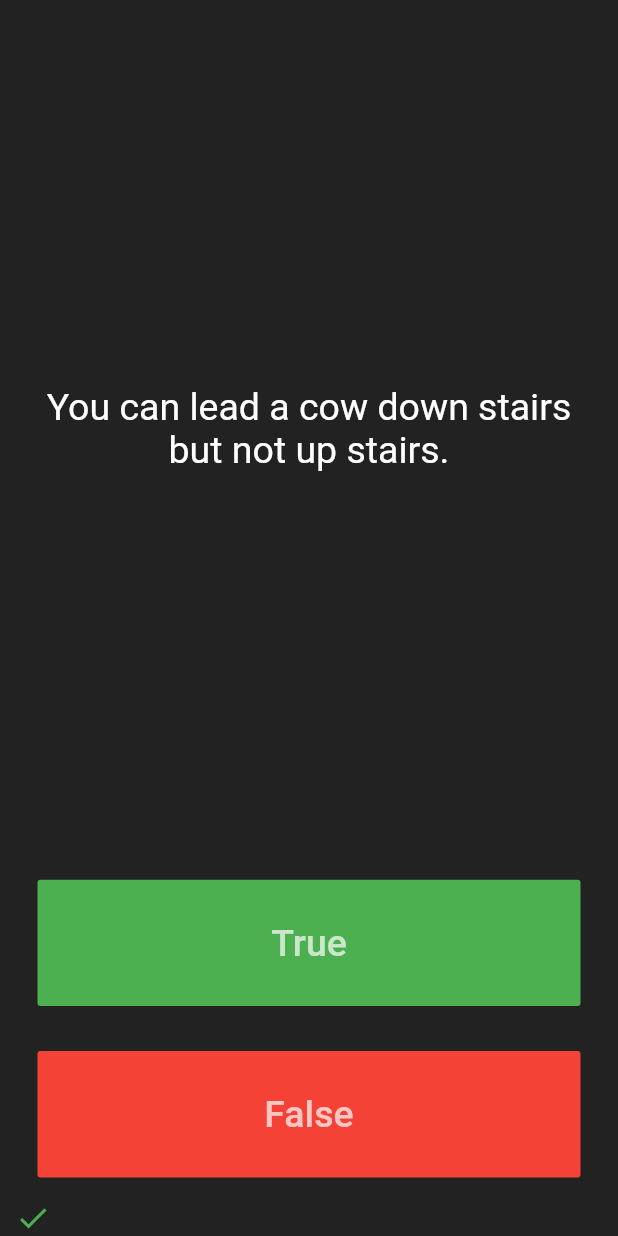
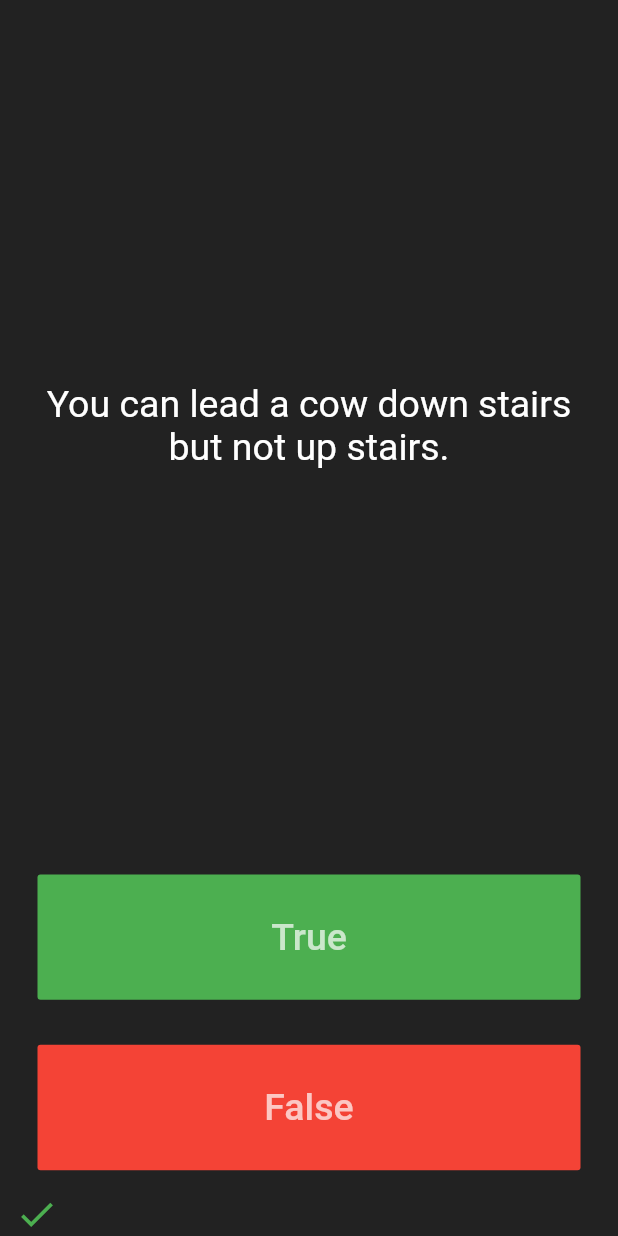
Before and after one commit to barbie-in-tech/quiz-app, a Flutter app: the screen it shows after launch, after a tap on "True", on a phone screen of 412 x 824 dp. Run offline on Flutter 3.47's test engine with Material 2 defaults, Android fonts, the phone set to English and light mode, and no system bars; our stand-ins replace rflutter_alert.

Commit message:
FIXED: size is referenced by mediaquery

```diff
--- a/lib/main.dart
+++ b/lib/main.dart
@@ -36,32 +36,39 @@ class _QuizPageState extends State<QuizPage> {
 
   void check(bool user) {
     bool correct = qBrain.getAns();
-    setState(() {
-
+    setState(
+      () {
         if (qBrain.finished() == true) {
-        Alert(context: context, title: 'FINISHED!', desc: 'You have finished the quiz.')
+          Alert(
+                  context: context,
+                  title: 'FINISHED!',
+                  desc: 'You have finished the quiz.')
               .show();
           qBrain.reset();
           score = [];
-      }
-      else {
-
+        } else {
           if (user == correct) {
-          score.add(Icon(
+            score.add(
+              Icon(
                 Icons.check,
                 color: Colors.green,
-          ));
+                size: MediaQuery.of(context).size.width * 0.07,
+              ),
+            );
           } else {
-          score.add(Icon(
+            score.add(
+              Icon(
                 Icons.close,
                 color: Colors.red,
-          ));
+                size: MediaQuery.of(context).size.width * 0.07,
+              ),
+            );
           }
 
           qBrain.next();
-
         }
-    });
+      },
+    );
   }
 
   @override
```
Also changed, not shown: pubspec.lock. Lines whose indentation alone changed are shown as unchanged.
